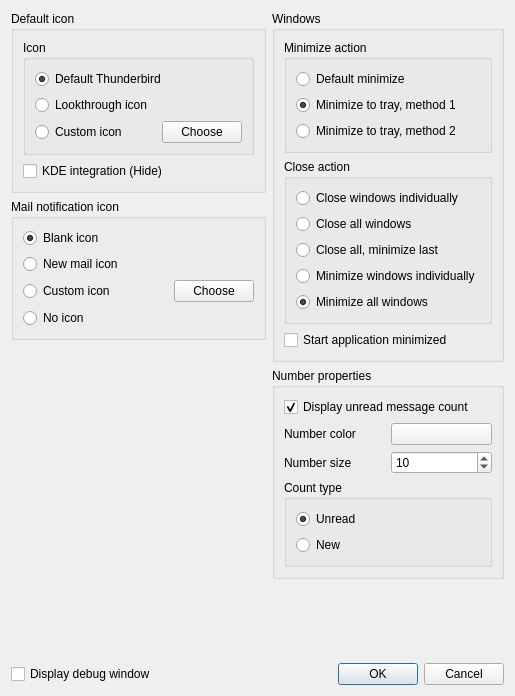
The window that app/SysTray-X/preferences.ui (Ximi1970/systray-x) describes before a commit, drawn with Qt 5.
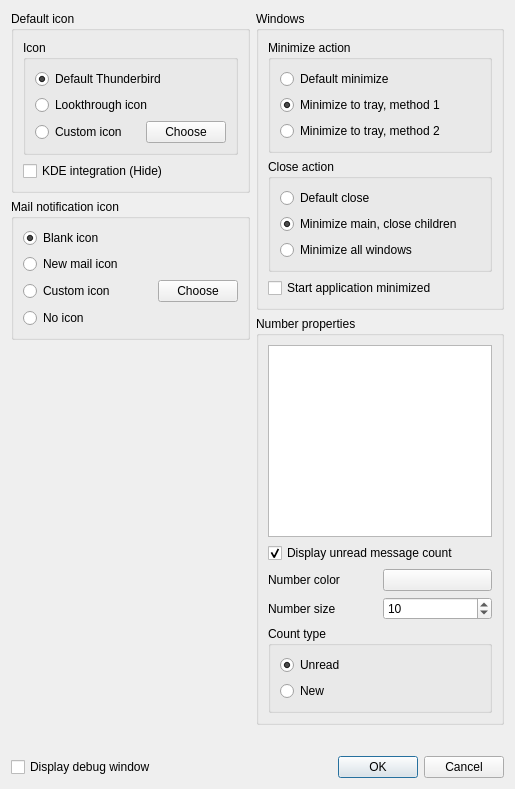
The same window after the commit. Icons and pictures are not drawn.

Commit message: Multi windows close options

Patch:
```diff
--- a/app/SysTray-X/preferences.ui
+++ b/app/SysTray-X/preferences.ui
@@ -7,7 +7,7 @@
     <x>0</x>
     <y>0</y>
     <width>515</width>
-    <height>696</height>
+    <height>789</height>
    </rect>
   </property>
   <property name="windowTitle">
@@ -328,7 +328,7 @@
                <item>
                 <widget class="QRadioButton" name="closeWindowRadioButton">
                  <property name="text">
-                  <string>Close windows individually</string>
+                  <string>Default close</string>
                  </property>
                  <attribute name="buttonGroup">
                   <string notr="true">closeTypeGroup</string>
@@ -338,27 +338,10 @@
                <item>
                 <widget class="QRadioButton" name="closeAllWindowsRadioButton">
                  <property name="text">
-                  <string>Close all windows</string>
+                  <string>Minimize main, close children</string>
                  </property>
-                 <attribute name="buttonGroup">
-                  <string notr="true">closeTypeGroup</string>
-                 </attribute>
-                </widget>
-               </item>
-               <item>
-                <widget class="QRadioButton" name="closeAllMinimizeLastRadioButton">
-                 <property name="text">
-                  <string>Close all, minimize last</string>
-                 </property>
-                 <attribute name="buttonGroup">
-                  <string notr="true">closeTypeGroup</string>
-                 </attribute>
-                </widget>
-               </item>
-               <item>
-                <widget class="QRadioButton" name="minimizeWindowRadioButton">
-                 <property name="text">
-                  <string>Minimize windows individually</string>
+                 <property name="checked">
+                  <bool>true</bool>
                  </property>
                  <attribute name="buttonGroup">
                   <string notr="true">closeTypeGroup</string>
@@ -371,7 +354,7 @@
                   <string>Minimize all windows</string>
                  </property>
                  <property name="checked">
-                  <bool>true</bool>
+                  <bool>false</bool>
                  </property>
                  <attribute name="buttonGroup">
                   <string notr="true">closeTypeGroup</string>
@@ -407,6 +390,9 @@
        <layout class="QVBoxLayout" name="verticalLayout_8">
         <item>
          <layout class="QVBoxLayout" name="verticalLayout_7">
+          <item>
+           <widget class="QColumnView" name="columnView"/>
+          </item>
           <item>
            <widget class="QCheckBox" name="showNumberCheckBox">
             <property name="text">
```
Left out of the diff: 8 changed lines with no effect on the pictures. The commit also changes 9 other files.
